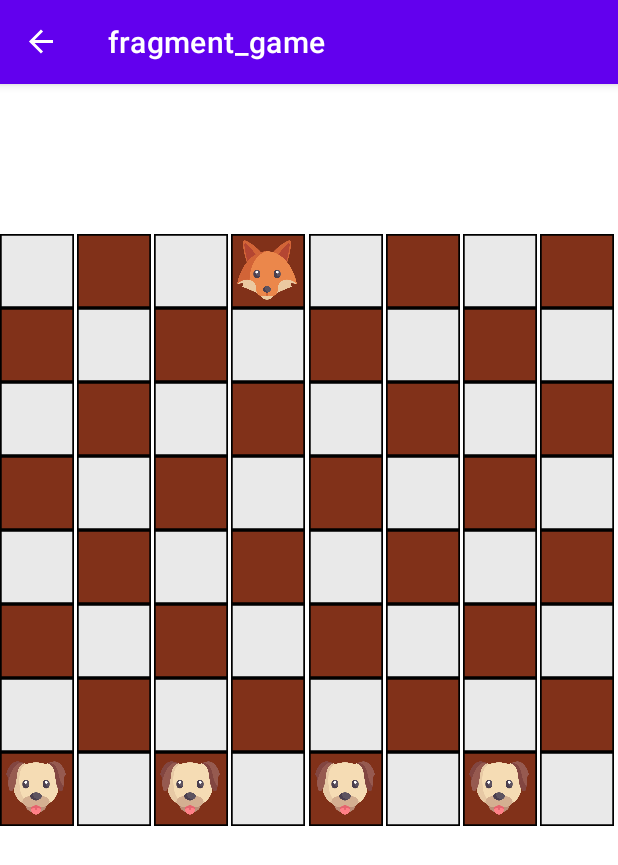
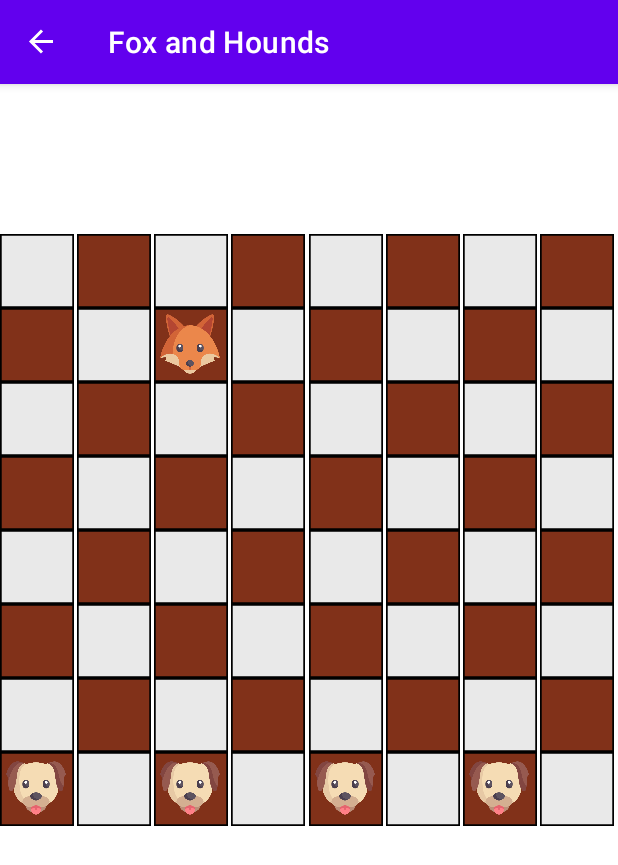
Before and after one commit to makelick/PALabs, an Android app: the screen it shows after launch (MainActivity), after a tap on "EASY", on a phone screen of 412 x 824 dp. Shown: the top 865 px of the screen. Run offline under Robolectric (Android 15) with nearby library versions, the phone set to English and light mode, and no system bars; our stand-ins replace navigation-ui.

Commit message:
fixes and interface improvements

```diff
--- a/lab6/app/src/main/java/com/example/lab6/ChessBoardAdapter.kt
+++ b/lab6/app/src/main/java/com/example/lab6/ChessBoardAdapter.kt
@@ -12,11 +12,11 @@ import androidx.recyclerview.widget.RecyclerView
 class ChessBoardAdapter(private val squares: List<ChessSquare>, private val difficulty : Int)
     : RecyclerView.Adapter<ChessBoardAdapter.ViewHolder>() {
 
-    private val viewHolders : MutableList<ViewHolder> = mutableListOf()
+    val viewHolders : MutableList<ViewHolder> = mutableListOf()
     private var activePiecePos : Int = 0
     private val activeMovesPos : MutableList<ChessSquare> = mutableListOf()
 
-    class ViewHolder(val itemView: View) : RecyclerView.ViewHolder(itemView) {
+    class ViewHolder(itemView: View) : RecyclerView.ViewHolder(itemView) {
         val imageView: ImageView = itemView.findViewById(R.id.chess_square_image)
         val pieceButton: ImageButton = itemView.findViewById(R.id.piece_button)
     }
@@ -33,6 +33,10 @@ class ChessBoardAdapter(private val squares: List<ChessSquare>, private val diff
     }
 
     override fun onBindViewHolder(holder: ViewHolder, @SuppressLint("RecyclerView") position: Int) {
+
+        if (position == 63) {
+            foxMove(holder)
+        }
         val square = squares[position]
         holder.imageView.setImageResource(getImageResource(square.x, square.y))
 
@@ -82,7 +86,7 @@ class ChessBoardAdapter(private val squares: List<ChessSquare>, private val diff
         }
     }
 
-    private fun foxMove(holder: ViewHolder) {
+    fun foxMove(holder: ViewHolder) {
         val fox = squares.find { it.piece == PieceType.FOX }!!
         val moves = fox.getAvailableMoves(squares)
         var move = moves.random()
--- a/lab6/app/src/main/java/com/example/lab6/GameFragment.kt
+++ b/lab6/app/src/main/java/com/example/lab6/GameFragment.kt
@@ -35,7 +35,6 @@ class GameFragment : Fragment() {
         gridLayoutManager.orientation = GridLayoutManager.VERTICAL
 
         recyclerView.layoutManager = gridLayoutManager
-
     }
 
     private fun createSquares(): List<ChessSquare> {
--- a/lab6/app/src/main/java/com/example/lab6/MainActivity.kt
+++ b/lab6/app/src/main/java/com/example/lab6/MainActivity.kt
@@ -10,7 +10,6 @@ import com.example.lab6.databinding.ActivityMainBinding
 class MainActivity : AppCompatActivity() {
 
     private lateinit var navController: NavController
-    private lateinit var binding: ActivityMainBinding
 
     override fun onCreate(savedInstanceState: Bundle?) {
         super.onCreate(savedInstanceState)
--- /dev/null
+++ b/lab6/app/src/main/res/layout-v29/fragment_game.xml
@@ -0,0 +1,19 @@
+<?xml version="1.0" encoding="utf-8"?>
+<FrameLayout xmlns:android="http://schemas.android.com/apk/res/android"
+    xmlns:tools="http://schemas.android.com/tools"
+    android:layout_width="match_parent"
+    android:layout_height="match_parent"
+    tools:context=".GameFragment"
+    android:forceDarkAllowed="false">
+
+    <androidx.recyclerview.widget.RecyclerView
+        android:id="@+id/board_recyclerview"
+        android:layout_width="match_parent"
+        android:layout_height="match_parent"
+        android:clipToPadding="false"
+        android:padding="0dp"
+        android:scrollbars="vertical"
+        android:dividerHeight="0dp"
+        android:layout_marginTop="@dimen/title_margin"/>
+
+</FrameLayout>
--- a/lab6/app/src/main/res/navigation/nav_graph.xml
+++ b/lab6/app/src/main/res/navigation/nav_graph.xml
@@ -8,8 +8,8 @@
     <fragment
         android:id="@+id/difficultyChooseFragment"
         android:name="com.example.lab6.DifficultyChooseFragment"
-        android:label="fragment_difficulty_choose"
-        tools:layout="@layout/fragment_difficulty_choose" >
+        android:label="Fox and Hounds"
+        tools:layout="@layout/fragment_difficulty_choose">
         <action
             android:id="@+id/difficulty_to_game"
             app:destination="@id/gameFragment" />
@@ -17,8 +17,8 @@
     <fragment
         android:id="@+id/gameFragment"
         android:name="com.example.lab6.GameFragment"
-        android:label="fragment_game"
-        tools:layout="@layout/fragment_game" >
+        android:label="Fox and Hounds"
+        tools:layout="@layout/fragment_game">
         <action
             android:id="@+id/game_to_endgame"
             app:destination="@id/endgameFragment" />
@@ -29,8 +29,8 @@
     <fragment
         android:id="@+id/endgameFragment"
         android:name="com.example.lab6.EndgameFragment"
-        android:label="fragment_endgame"
-        tools:layout="@layout/fragment_endgame" >
+        android:label="Fox and Hounds"
+        tools:layout="@layout/fragment_endgame">
         <action
             android:id="@+id/endgame_to_game"
             app:destination="@id/gameFragment" />
```
